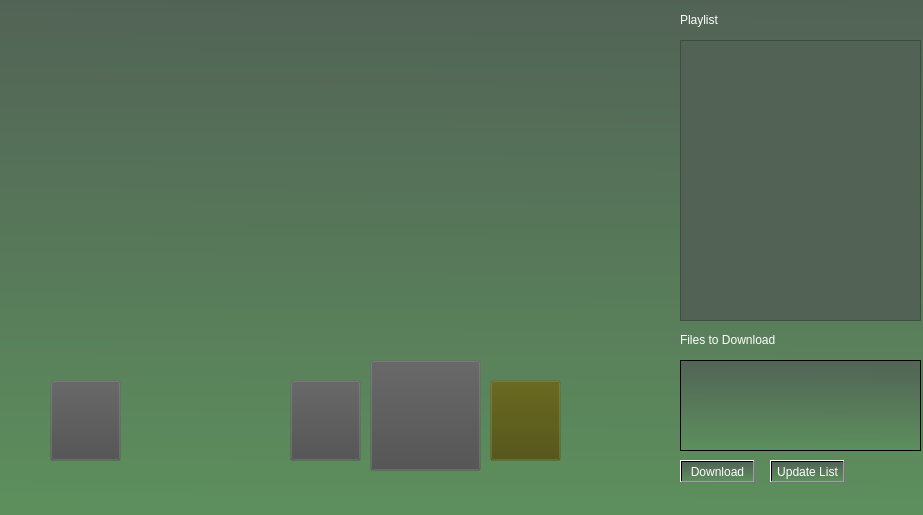
The window that CommAudio/mainwindow.ui (dmblake/ComAudio) describes before a commit, drawn with Qt 5.
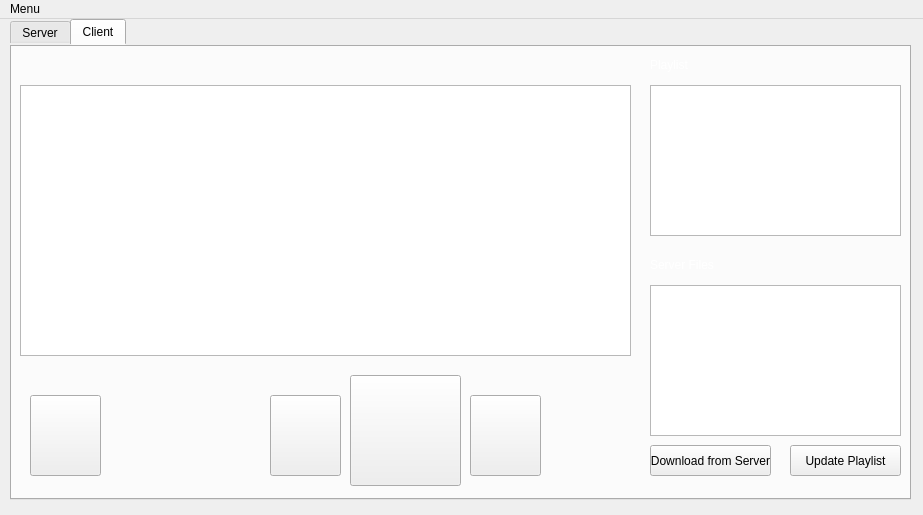
The same window after the commit. Icons and pictures are not drawn.

```diff
--- a/CommAudio/mainwindow.ui
+++ b/CommAudio/mainwindow.ui
@@ -27,9 +27,6 @@
   <property name="autoFillBackground">
    <bool>false</bool>
   </property>
-  <property name="styleSheet">
-   <string notr="true">background-color: qlineargradient(spread:pad, x1:0.761, y1:0, x2:0.75, y2:1, stop:0 rgba(82, 99, 86, 255), stop:1 rgba(93, 143, 93, 255));</string>
-  </property>
   <property name="toolButtonStyle">
    <enum>Qt::ToolButtonFollowStyle</enum>
   </property>
@@ -43,35 +40,18 @@
    <bool>false</bool>
   </property>
   <widget class="QWidget" name="centralWidget">
-   <widget class="QListWidget" name="listWidget">
+   <widget class="QPushButton" name="close">
     <property name="geometry">
      <rect>
-      <x>680</x>
-      <y>40</y>
-      <width>241</width>
-      <height>281</height>
+      <x>900</x>
+      <y>0</y>
+      <width>21</width>
+      <height>23</height>
      </rect>
     </property>
     <property name="styleSheet">
-     <string notr="true">background-color: rgb(82, 99, 86);
-gridline-color: rgba(255, 255, 255, 0);</string>
+     <string notr="true">border-color: rgba(255, 255, 255, 0);</string>
     </property>
-   </widget>
-   <widget class="QPushButton" name="playButton">
-    <property name="geometry">
-     <rect>
-      <x>370</x>
-      <y>360</y>
-      <width>111</width>
-      <height>111</height>
-     </rect>
-    </property>
-    <property name="styleSheet">
-     <string notr="true">background-color: rgb(75, 75, 75,0);
-color: rgb(255, 255, 255);
-alternate-background-color: rgb(75, 75, 75);
-selection-background-color: rgb(255, 255, 255,255);</string>
-    </property>
     <property name="text">
      <string/>
     </property>
@@ -79,215 +59,515 @@
      <iconset resource="images.qrc">
       <normaloff>:/new/prefix1/playCircle.png</normaloff>:/new/prefix1/playCircle.png</iconset>
     </property>
-    <property name="iconSize">
-     <size>
-      <width>100</width>
-      <height>100</height>
-     </size>
-    </property>
-    <property name="checkable">
-     <bool>false</bool>
-    </property>
-    <property name="autoRepeat">
-     <bool>true</bool>
-    </property>
-    <property name="autoDefault">
-     <bool>false</bool>
-    </property>
-    <property name="default">
-     <bool>false</bool>
-    </property>
     <property name="flat">
-     <bool>false</bool>
-    </property>
-   </widget>
-   <widget class="QPushButton" name="pauseButton">
-    <property name="geometry">
-     <rect>
-      <x>290</x>
-      <y>380</y>
-      <width>71</width>
-      <height>81</height>
-     </rect>
-    </property>
-    <property name="contextMenuPolicy">
-     <enum>Qt::DefaultContextMenu</enum>
-    </property>
-    <property name="styleSheet">
-     <string notr="true">background-color: rgb(75, 75, 75,0);
-color: rgb(255, 255, 255);
-alternate-background-color: rgb(75, 75, 75);
-selection-background-color: rgb(255, 255, 255,255);</string>
-    </property>
-    <property name="text">
-     <string/>
-    </property>
-    <property name="icon">
-     <iconset resource="images.qrc">
-      <normaloff>:/new/prefix1/pauseCircle.png</normaloff>:/new/prefix1/pauseCircle.png</iconset>
-    </property>
-    <property name="iconSize">
-     <size>
-      <width>60</width>
-      <height>60</height>
-     </size>
-    </property>
-    <property name="checkable">
-     <bool>false</bool>
-    </property>
-    <property name="autoRepeat">
      <bool>true</bool>
     </property>
-    <property name="autoDefault">
-     <bool>false</bool>
-    </property>
-    <property name="flat">
-     <bool>false</bool>
-    </property>
    </widget>
-   <widget class="QPushButton" name="stopButton">
+   <widget class="QTabWidget" name="tabWidget">
     <property name="geometry">
      <rect>
-      <x>490</x>
-      <y>380</y>
-      <width>71</width>
-      <height>81</height>
+      <x>10</x>
+      <y>0</y>
+      <width>901</width>
+      <height>481</height>
      </rect>
     </property>
     <property name="styleSheet">
-     <string notr="true">background-color: rgb(75, 75, 7,0);
-color: rgb(255, 255, 255);</string>
+     <string notr="true">border-color: rgba(255, 255, 255, 0);</string>
     </property>
-    <property name="text">
-     <string/>
+    <property name="currentIndex">
+     <number>1</number>
     </property>
-    <property name="icon">
-     <iconset resource="images.qrc">
-      <normaloff>:/new/prefix1/stopCircle.png</normaloff>:/new/prefix1/stopCircle.png</iconset>
-    </property>
-    <property name="iconSize">
-     <size>
-      <width>60</width>
-      <height>60</height>
-     </size>
-    </property>
-    <property name="checkable">
-     <bool>false</bool>
-    </property>
-    <property name="autoRepeat">
-     <bool>true</bool>
-    </property>
-    <property name="autoDefault">
-     <bool>false</bool>
-    </property>
-   </widget>
-   <widget class="QLabel" name="playListTitle">
-    <property name="geometry">
-     <rect>
-      <x>680</x>
-      <y>10</y>
-      <width>91</width>
-      <height>20</height>
-     </rect>
-    </property>
-    <property name="styleSheet">
-     <string notr="true">font: 16pt &quot;Felix Titling&quot;;
+    <widget class="QWidget" name="server_tab">
+     <attribute name="title">
+      <string>Server</string>
+     </attribute>
+     <widget class="QPushButton" name="microphoneButton_server">
+      <property name="geometry">
+       <rect>
+        <x>20</x>
+        <y>350</y>
+        <width>71</width>
+        <height>81</height>
+       </rect>
+      </property>
+      <property name="styleSheet">
+       <string notr="true">border-color: rgba(255, 255, 255, 0);</string>
+      </property>
+      <property name="text">
+       <string/>
+      </property>
+      <property name="icon">
+       <iconset resource="images.qrc">
+        <normaloff>:/new/prefix1/microphoneCircle.png</normaloff>:/new/prefix1/microphoneCircle.png</iconset>
+      </property>
+      <property name="iconSize">
+       <size>
+        <width>50</width>
+        <height>50</height>
+       </size>
+      </property>
+      <property name="flat">
+       <bool>false</bool>
+      </property>
+     </widget>
+     <widget class="QPushButton" name="stopButton_server">
+      <property name="geometry">
+       <rect>
+        <x>460</x>
+        <y>350</y>
+        <width>71</width>
+        <height>81</height>
+       </rect>
+      </property>
+      <property name="styleSheet">
+       <string notr="true">border-color: rgba(255, 255, 255, 0);</string>
+      </property>
+      <property name="text">
+       <string/>
+      </property>
+      <property name="icon">
+       <iconset resource="images.qrc">
+        <normaloff>:/new/prefix1/stopCircle.png</normaloff>:/new/prefix1/stopCircle.png</iconset>
+      </property>
+      <property name="iconSize">
+       <size>
+        <width>60</width>
+        <height>60</height>
+       </size>
+      </property>
+      <property name="checkable">
+       <bool>false</bool>
+      </property>
+      <property name="autoRepeat">
+       <bool>true</bool>
+      </property>
+      <property name="autoDefault">
+       <bool>false</bool>
+      </property>
+     </widget>
+     <widget class="QPushButton" name="pauseButton_server">
+      <property name="geometry">
+       <rect>
+        <x>260</x>
+        <y>350</y>
+        <width>71</width>
+        <height>81</height>
+       </rect>
+      </property>
+      <property name="contextMenuPolicy">
+       <enum>Qt::DefaultContextMenu</enum>
+      </property>
+      <property name="styleSheet">
+       <string notr="true">border-color: rgba(255, 255, 255, 0);</string>
+      </property>
+      <property name="text">
+       <string/>
+      </property>
+      <property name="icon">
+       <iconset resource="images.qrc">
+        <normaloff>:/new/prefix1/pauseCircle.png</normaloff>:/new/prefix1/pauseCircle.png</iconset>
+      </property>
+      <property name="iconSize">
+       <size>
+        <width>60</width>
+        <height>60</height>
+       </size>
+      </property>
+      <property name="checkable">
+       <bool>false</bool>
+      </property>
+      <property name="autoRepeat">
+       <bool>true</bool>
+      </property>
+      <property name="autoDefault">
+       <bool>false</bool>
+      </property>
+      <property name="flat">
+       <bool>false</bool>
+      </property>
+     </widget>
+     <widget class="QPushButton" name="playButton_server">
+      <property name="geometry">
+       <rect>
+        <x>340</x>
+        <y>330</y>
+        <width>111</width>
+        <height>111</height>
+       </rect>
+      </property>
+      <property name="styleSheet">
+       <string notr="true">border-color: rgba(255, 255, 255, 0);</string>
+      </property>
+      <property name="text">
+       <string/>
+      </property>
+      <property name="icon">
+       <iconset resource="images.qrc">
+        <normaloff>:/new/prefix1/playCircle.png</normaloff>:/new/prefix1/playCircle.png</iconset>
+      </property>
+      <property name="iconSize">
+       <size>
+        <width>100</width>
+        <height>100</height>
+       </size>
+      </property>
+      <property name="checkable">
+       <bool>false</bool>
+      </property>
+      <property name="autoRepeat">
+       <bool>true</bool>
+      </property>
+      <property name="autoDefault">
+       <bool>false</bool>
+      </property>
+      <property name="default">
+       <bool>false</bool>
+      </property>
+      <property name="flat">
+       <bool>false</bool>
+      </property>
+     </widget>
+     <widget class="QListWidget" name="listWidget">
+      <property name="geometry">
+       <rect>
+        <x>620</x>
+        <y>30</y>
+        <width>271</width>
+        <height>371</height>
+       </rect>
+      </property>
+      <property name="styleSheet">
+       <string notr="true"/>
+      </property>
+     </widget>
+     <widget class="QPushButton" name="refreshButton">
+      <property name="geometry">
+       <rect>
+        <x>620</x>
+        <y>410</y>
+        <width>271</width>
+        <height>23</height>
+       </rect>
+      </property>
+      <property name="styleSheet">
+       <string notr="true"/>
+      </property>
+      <property name="text">
+       <string>Refresh</string>
+      </property>
+     </widget>
+     <widget class="QLabel" name="downloadTitle_2">
+      <property name="geometry">
+       <rect>
+        <x>620</x>
+        <y>0</y>
+        <width>231</width>
+        <height>20</height>
+       </rect>
+      </property>
+      <property name="styleSheet">
+       <string notr="true">font: 16pt &quot;Felix Titling&quot;;
 background-color: rgba(255, 255, 255, 0);
 color: rgb(255, 255, 255);</string>
-    </property>
-    <property name="text">
-     <string>Playlist</string>
-    </property>
-   </widget>
-   <widget class="QPushButton" name="downloadButton">
-    <property name="geometry">
-     <rect>
-      <x>680</x>
-      <y>460</y>
-      <width>75</width>
-      <height>23</height>
-     </rect>
-    </property>
-    <property name="styleSheet">
-     <string notr="true">color: rgb(255, 255, 255);</string>
-    </property>
-    <property name="text">
-     <string>Download</string>
-    </property>
-   </widget>
-   <widget class="QPushButton" name="updateButton">
-    <property name="geometry">
-     <rect>
-      <x>770</x>
-      <y>460</y>
-      <width>75</width>
-      <height>23</height>
-     </rect>
-    </property>
-    <property name="styleSheet">
-     <string notr="true">color: rgb(255, 255, 255);</string>
-    </property>
-    <property name="text">
-     <string>Update List</string>
-    </property>
-   </widget>
-   <widget class="QLabel" name="downloadTitle">
-    <property name="geometry">
-     <rect>
-      <x>680</x>
-      <y>330</y>
-      <width>231</width>
-      <height>20</height>
-     </rect>
-    </property>
-    <property name="styleSheet">
-     <string notr="true">font: 16pt &quot;Felix Titling&quot;;
+      </property>
+      <property name="text">
+       <string>Local Files</string>
+      </property>
+     </widget>
+     <widget class="QListWidget" name="listWidget_debug_server">
+      <property name="geometry">
+       <rect>
+        <x>10</x>
+        <y>40</y>
+        <width>591</width>
+        <height>271</height>
+       </rect>
+      </property>
+     </widget>
+     <zorder>microphoneButton_server</zorder>
+     <zorder>stopButton_server</zorder>
+     <zorder>pauseButton_server</zorder>
+     <zorder>playButton_server</zorder>
+     <zorder>listWidget</zorder>
+     <zorder>refreshButton</zorder>
+     <zorder>listWidget</zorder>
+     <zorder>refreshButton</zorder>
+     <zorder>downloadTitle_2</zorder>
+     <zorder>listWidget_debug_server</zorder>
+    </widget>
+    <widget class="QWidget" name="client_tab">
+     <attribute name="title">
+      <string>Client</string>
+     </attribute>
+     <widget class="QPushButton" name="stopButton_client">
+      <property name="geometry">
+       <rect>
+        <x>460</x>
+        <y>350</y>
+        <width>71</width>
+        <height>81</height>
+       </rect>
+      </property>
+      <property name="styleSheet">
+       <string notr="true">border-color: rgba(255, 255, 255, 0);</string>
+      </property>
+      <property name="text">
+       <string/>
+      </property>
+      <property name="icon">
+       <iconset resource="images.qrc">
+        <normaloff>:/new/prefix1/stopCircle.png</normaloff>:/new/prefix1/stopCircle.png</iconset>
+      </property>
+      <property name="iconSize">
+       <size>
+        <width>60</width>
+        <height>60</height>
+       </size>
+      </property>
+      <property name="checkable">
+       <bool>false</bool>
+      </property>
+      <property name="autoRepeat">
+       <bool>true</bool>
+      </property>
+      <property name="autoDefault">
+       <bool>false</bool>
+      </property>
+     </widget>
+     <widget class="QLabel" name="playlistTitle">
+      <property name="geometry">
+       <rect>
+        <x>640</x>
+        <y>10</y>
+        <width>231</width>
+        <height>20</height>
+       </rect>
+      </property>
+      <property name="styleSheet">
+       <string notr="true">font: 16pt &quot;Felix Titling&quot;;
 background-color: rgba(255, 255, 255, 0);
 color: rgb(255, 255, 255);</string>
-    </property>
-    <property name="text">
-     <string>Files to Download</string>
-    </property>
+      </property>
+      <property name="text">
+       <string>Playlist</string>
+      </property>
+     </widget>
+     <widget class="QPushButton" name="pauseButton_client">
+      <property name="geometry">
+       <rect>
+        <x>260</x>
+        <y>350</y>
+        <width>71</width>
+        <height>81</height>
+       </rect>
+      </property>
+      <property name="contextMenuPolicy">
+       <enum>Qt::DefaultContextMenu</enum>
+      </property>
+      <property name="styleSheet">
+       <string notr="true">border-color: rgba(255, 255, 255, 0);</string>
+      </property>
+      <property name="text">
+       <string/>
+      </property>
+      <property name="icon">
+       <iconset resource="images.qrc">
+        <normaloff>:/new/prefix1/pauseCircle.png</normaloff>:/new/prefix1/pauseCircle.png</iconset>
+      </property>
+      <property name="iconSize">
+       <size>
+        <width>60</width>
+        <height>60</height>
+       </size>
+      </property>
+      <property name="checkable">
+       <bool>false</bool>
+      </property>
+      <property name="autoRepeat">
+       <bool>true</bool>
+      </property>
+      <property name="autoDefault">
+       <bool>false</bool>
+      </property>
+      <property name="flat">
+       <bool>false</bool>
+      </property>
+     </widget>
+     <widget class="QListWidget" name="listWidget_2">
+      <property name="geometry">
+       <rect>
+        <x>640</x>
+        <y>40</y>
+        <width>251</width>
+        <height>151</height>
+       </rect>
+      </property>
+      <property name="styleSheet">
+       <string notr="true"/>
+      </property>
+     </widget>
+     <widget class="QPushButton" name="microphoneButton_client">
+      <property name="geometry">
+       <rect>
+        <x>20</x>
+        <y>350</y>
+        <width>71</width>
+        <height>81</height>
+       </rect>
+      </property>
+      <property name="styleSheet">
+       <string notr="true">border-color: rgba(255, 255, 255, 0);</string>
+      </property>
+      <property name="text">
+       <string/>
+      </property>
+      <property name="icon">
+       <iconset resource="images.qrc">
+        <normaloff>:/new/prefix1/microphoneCircle.png</normaloff>:/new/prefix1/microphoneCircle.png</iconset>
+      </property>
+      <property name="iconSize">
+       <size>
+        <width>50</width>
+        <height>50</height>
+       </size>
+      </property>
+      <property name="flat">
+       <bool>false</bool>
+      </property>
+     </widget>
+     <widget class="QPushButton" name="playButton_client">
+      <property name="geometry">
+       <rect>
+        <x>340</x>
+        <y>330</y>
+        <width>111</width>
+        <height>111</height>
+       </rect>
+      </property>
+      <property name="styleSheet">
+       <string notr="true">border-color: rgba(255, 255, 255, 0);</string>
+      </property>
+      <property name="text">
+       <string/>
+      </property>
+      <property name="icon">
+       <iconset resource="images.qrc">
+        <normaloff>:/new/prefix1/playCircle.png</normaloff>:/new/prefix1/playCircle.png</iconset>
+      </property>
+      <property name="iconSize">
+       <size>
+        <width>100</width>
+        <height>100</height>
+       </size>
+      </property>
+      <property name="checkable">
+       <bool>false</bool>
+      </property>
+      <property name="autoRepeat">
+       <bool>true</bool>
+      </property>
+      <property name="autoDefault">
+       <bool>false</bool>
+      </property>
+      <property name="default">
+       <bool>false</bool>
+      </property>
+      <property name="flat">
+       <bool>false</bool>
+      </property>
+     </widget>
+     <widget class="QPushButton" name="downloadButton">
+      <property name="geometry">
+       <rect>
+        <x>640</x>
+        <y>400</y>
+        <width>121</width>
+        <height>31</height>
+       </rect>
+      </property>
+      <property name="styleSheet">
+       <string notr="true"/>
+      </property>
+      <property name="text">
+       <string>Download from Server</string>
+      </property>
+     </widget>
+     <widget class="QLabel" name="serverFilesTitle">
+      <property name="geometry">
+       <rect>
+        <x>640</x>
+        <y>210</y>
+        <width>231</width>
+        <height>20</height>
+       </rect>
+      </property>
+      <property name="styleSheet">
+       <string notr="true">font: 16pt &quot;Felix Titling&quot;;
+background-color: rgba(255, 255, 255, 0);
+color: rgb(255, 255, 255);</string>
+      </property>
+      <property name="text">
+       <string>Server Files</string>
+      </property>
+     </widget>
+     <widget class="QListWidget" name="listWidget_serverFiles">
+      <property name="geometry">
+       <rect>
+        <x>640</x>
+        <y>240</y>
+        <width>251</width>
+        <height>151</height>
+       </rect>
+      </property>
+      <property name="styleSheet">
+       <string notr="true"/>
+      </property>
+     </widget>
+     <widget class="QPushButton" name="updateButton">
+      <property name="geometry">
+       <rect>
+        <x>780</x>
+        <y>400</y>
+        <width>111</width>
+        <height>31</height>
+       </rect>
+      </property>
+      <property name="styleSheet">
+       <string notr="true"/>
+      </property>
+      <property name="text">
+       <string>Update Playlist</string>
+      </property>
+     </widget>
+     <widget class="QListWidget" name="listWidget_debug_client">
+      <property name="geometry">
+       <rect>
+        <x>10</x>
+        <y>40</y>
+        <width>611</width>
+        <height>271</height>
+       </rect>
+      </property>
+     </widget>
+    </widget>
    </widget>
-   <widget class="QListWidget" name="downloadList">
-    <property name="geometry">
-     <rect>
-      <x>680</x>
-      <y>360</y>
-      <width>241</width>
-      <height>91</height>
-     </rect>
+  </widget>
+  <widget class="QMenuBar" name="menuBar">
+   <property name="geometry">
+    <rect>
+     <x>0</x>
+     <y>0</y>
+     <width>923</width>
+     <height>21</height>
+    </rect>
+   </property>
+   <widget class="QMenu" name="menuMenu">
+    <property name="title">
+     <string>Menu</string>
     </property>
    </widget>
-   <widget class="QPushButton" name="microphoneButton">
-    <property name="geometry">
-     <rect>
-      <x>50</x>
-      <y>380</y>
-      <width>71</width>
-      <height>81</height>
-     </rect>
-    </property>
-    <property name="styleSheet">
-     <string notr="true">background-color: rgb(75, 75, 75,0);
-color: rgb(255, 255, 255);
-alternate-background-color: rgb(75, 75, 75);
-selection-background-color: rgb(255, 255, 255,255);</string>
-    </property>
-    <property name="text">
-     <string/>
-    </property>
-    <property name="icon">
-     <iconset resource="images.qrc">
-      <normaloff>:/new/prefix1/microphoneCircle.png</normaloff>:/new/prefix1/microphoneCircle.png</iconset>
-    </property>
-    <property name="iconSize">
-     <size>
-      <width>50</width>
-      <height>50</height>
-     </size>
-    </property>
-   </widget>
+   <addaction name="menuMenu"/>
   </widget>
   <action name="actionWaddup">
    <property name="text">
```
Left out of the diff: 5 changed lines with no effect on the pictures.
